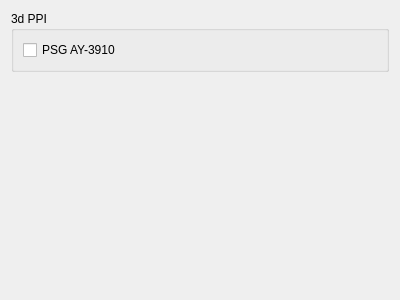
The window that src/qt/qtKorvetConfig.ui (vpyk/emu80v4) describes before a commit, drawn with Qt 5.
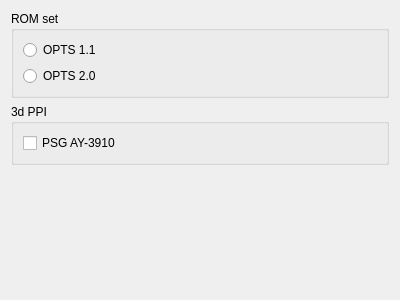
The same window after the commit.

Commit message: Add OPTS 1.1 ROM option to Korvet

The edit to the form file:
```diff
--- a/src/qt/qtKorvetConfig.ui
+++ b/src/qt/qtKorvetConfig.ui
@@ -20,6 +20,29 @@
    <string notr="true">ApogeyConfigWidget</string>
   </property>
   <layout class="QVBoxLayout" name="verticalLayout_2">
+   <item>
+    <widget class="QGroupBox" name="RomGroupBox">
+     <property name="title">
+      <string>ROM set</string>
+     </property>
+     <layout class="QVBoxLayout" name="verticalLayout_3">
+      <item>
+       <widget class="QRadioButton" name="opts1RadioButton">
+        <property name="text">
+         <string>OPTS 1.1</string>
+        </property>
+       </widget>
+      </item>
+      <item>
+       <widget class="QRadioButton" name="opts2RadioButton">
+        <property name="text">
+         <string>OPTS 2.0</string>
+        </property>
+       </widget>
+      </item>
+     </layout>
+    </widget>
+   </item>
    <item>
     <widget class="QGroupBox" name="ppi3GroupBox">
      <property name="sizePolicy">
```
Left out of the diff: 5 changed lines with no effect on the pictures. The commit also changes 8 other files.
